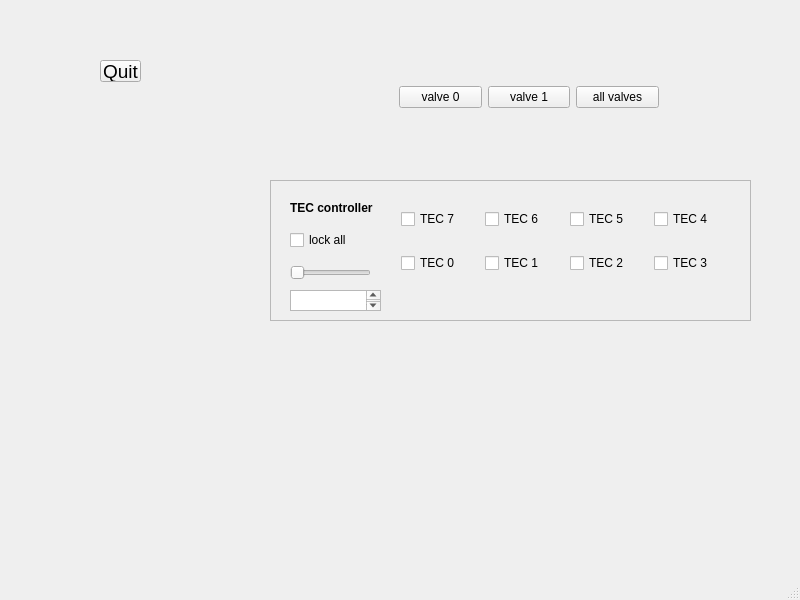
ursl/tessie, file test1/MainWindow.ui: the form before one commit.
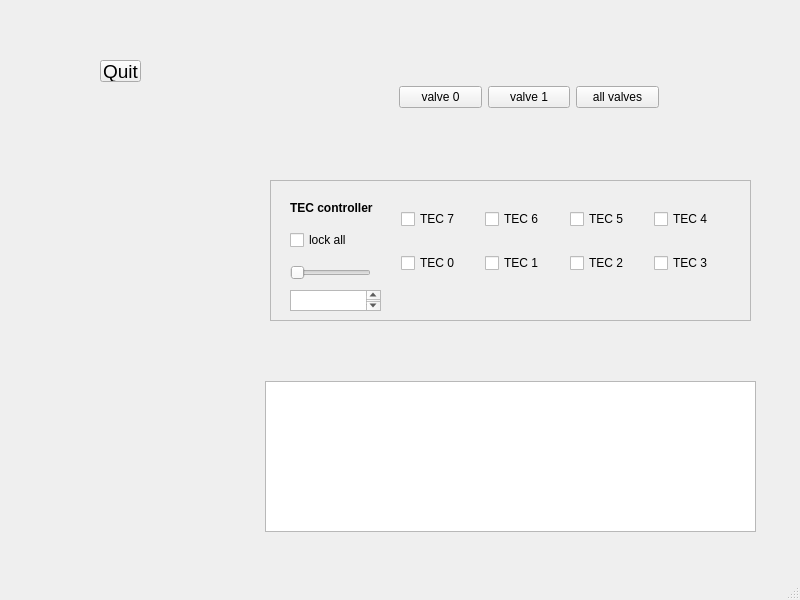
The form after the commit.

What changed in the file:
```diff
--- a/test1/MainWindow.ui
+++ b/test1/MainWindow.ui
@@ -203,6 +203,16 @@
      <string>Quit</string>
     </property>
    </widget>
+   <widget class="QTextEdit" name="textEditLog">
+    <property name="geometry">
+     <rect>
+      <x>265</x>
+      <y>381</y>
+      <width>491</width>
+      <height>151</height>
+     </rect>
+    </property>
+   </widget>
   </widget>
   <widget class="QStatusBar" name="statusbar"/>
  </widget>
```
